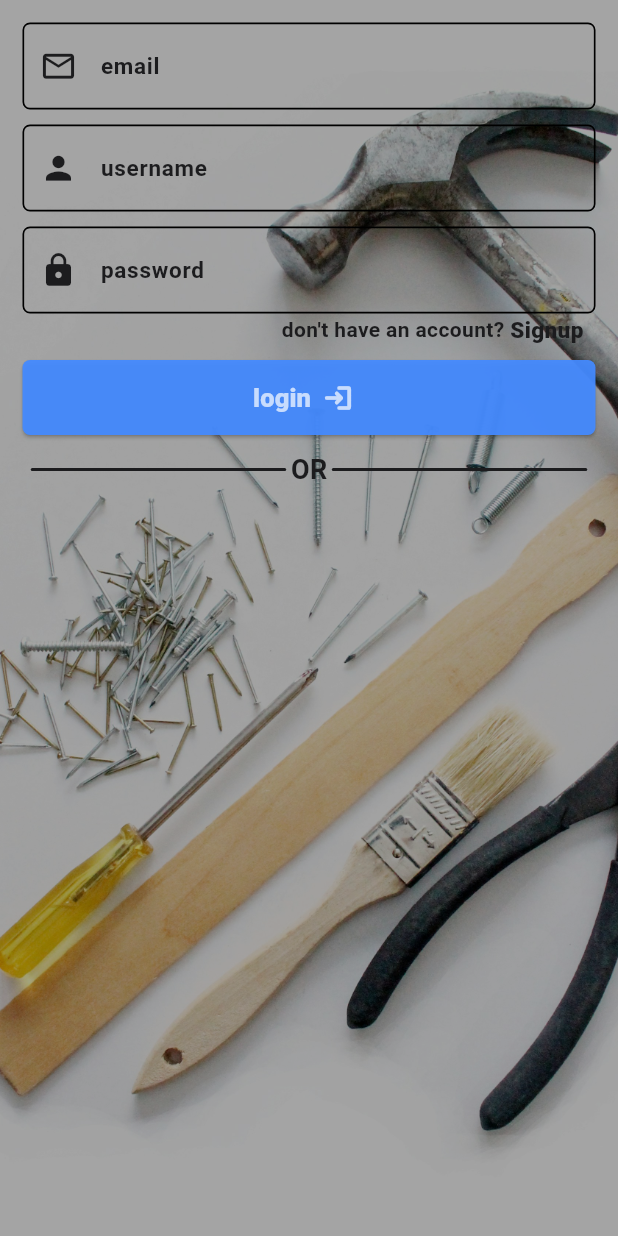
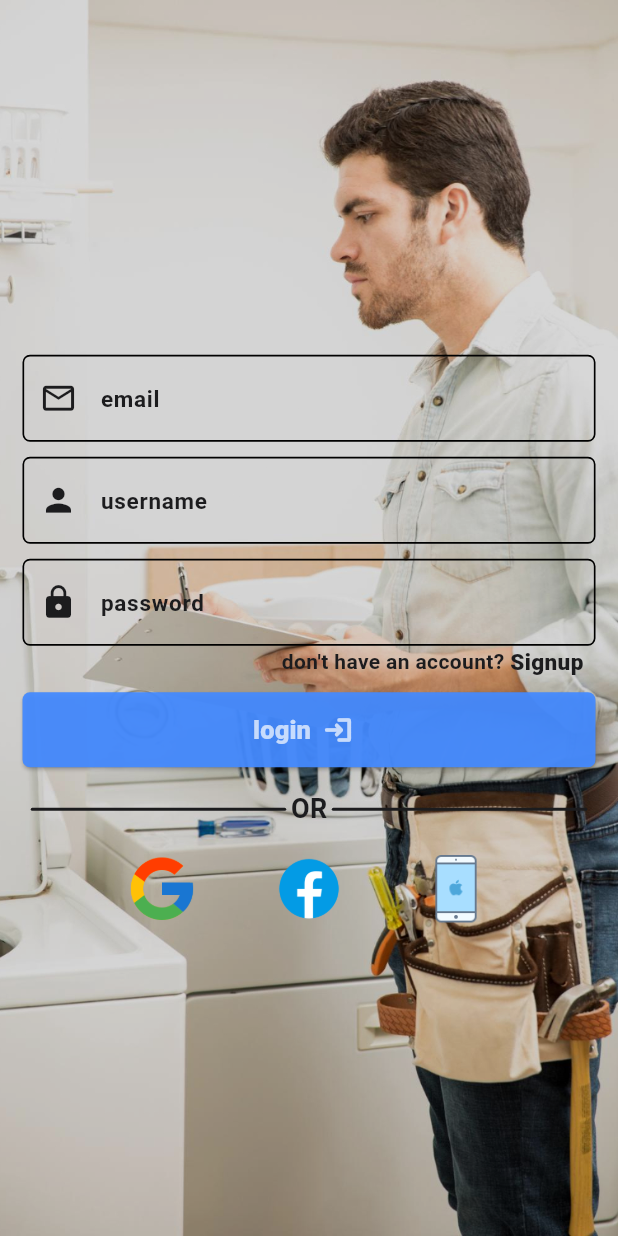
Before and after one commit to mofakkharul-29/Fixly, a Flutter app: the screen it shows after launch, on a phone screen of 412 x 824 dp. Run offline on Flutter 3.47's test engine with Material 3 defaults, Android fonts, the phone set to English and light mode, and no system bars; our stand-ins replace firebase_core, flutter_riverpod, shared_preferences; accounts and stored records are empty.

Commit message:
login options adde just ui

```diff
--- /dev/null
+++ b/devtools_options.yaml
@@ -0,0 +1,3 @@
+description: This file stores settings for Dart & Flutter DevTools.
+documentation: https://docs.flutter.dev/tools/devtools/extensions#configure-extension-enablement-states
+extensions:
--- /dev/null
+++ b/lib/core/utils/login_option.dart
@@ -0,0 +1,32 @@
+import 'package:fixly/core/theme/app_color.dart';
+import 'package:flutter/material.dart';
+
+class LoginOption extends StatelessWidget {
+  final void Function()? onPressed;
+  final String image;
+  const LoginOption({
+    super.key,
+    required this.onPressed,
+    required this.image,
+  });
+
+  @override
+  Widget build(BuildContext context) {
+    return FilledButton(
+      onPressed: onPressed,
+      style: FilledButton.styleFrom(
+        backgroundColor: Colors.transparent,
+        foregroundColor: AppColor.kTextPrimary,
+        overlayColor: Colors.transparent,
+        shape: const CircleBorder(),
+      ),
+      child: Image.asset(
+        image,
+        alignment: Alignment.center,
+        fit: BoxFit.cover,
+        width: 50,
+        height: 50,
+      ),
+    );
+  }
+}
--- a/lib/features/auth/presentation/authentication_screen.dart
+++ b/lib/features/auth/presentation/authentication_screen.dart
@@ -3,6 +3,7 @@ import 'package:fixly/core/utils/auth_page.dart';
 import 'package:fixly/core/utils/custom_divider.dart';
 import 'package:fixly/core/utils/custom_elevated_button.dart';
 import 'package:fixly/core/utils/log_reg_text.dart';
+import 'package:fixly/core/utils/login_option.dart';
 import 'package:fixly/features/auth/widget/body_container.dart';
 import 'package:flutter/material.dart';
 
@@ -27,6 +28,7 @@ class AuthenticationScreen extends StatelessWidget {
                 ).size.height,
               ),
               child: Column(
+                mainAxisAlignment: MainAxisAlignment.center,
                 children: [
                   const AuthPage(isRegisterPage: true),
                   LogRegText(
@@ -52,9 +54,28 @@ class AuthenticationScreen extends StatelessWidget {
                       context,
                     ).size.width,
                   ),
-                  const SizedBox(height: 10),
+                  const SizedBox(height: 15),
                   const CustomDivider(),
-                  // login options
+                  const SizedBox(height: 15),
+                  Row(
+                    mainAxisAlignment:
+                        MainAxisAlignment.center,
+                    mainAxisSize: MainAxisSize.min,
+                    children: [
+                      LoginOption(
+                        onPressed: () {},
+                        image: 'assets/images/google.png',
+                      ),
+                      LoginOption(
+                        onPressed: () {},
+                        image: 'assets/images/facebook.png',
+                      ),
+                      LoginOption(
+                        onPressed: () {},
+                        image: 'assets/images/phone.png',
+                      ),
+                    ],
+                  ),
                 ],
               ),
             ),
--- a/lib/features/auth/widget/body_container.dart
+++ b/lib/features/auth/widget/body_container.dart
@@ -17,7 +17,7 @@ class BodyContainer extends StatelessWidget {
 
         Positioned.fill(
           child: Container(
-            color: Colors.black.withAlpha(90),
+            color: Colors.black.withAlpha(40),
           ),
         ),
 
--- a/lib/features/splash/presentation/splash_screen.dart
+++ b/lib/features/splash/presentation/splash_screen.dart
@@ -113,6 +113,18 @@ class _SplashScreenState extends ConsumerState<SplashScreen>
         AssetImage('assets/images/body.jpg'),
         context,
       ),
+      precacheImage(
+        AssetImage('assets/images/google.png'),
+        context,
+      ),
+      precacheImage(
+        AssetImage('assets/images/facebook.png'),
+        context,
+      ),
+      precacheImage(
+        AssetImage('assets/images/phone.png'),
+        context,
+      ),
     ]);
   }
 
```
Also changed, not shown: assets/images/body.jpg, assets/images/facebook.png (added), assets/images/google.png (added), assets/images/phone.png (added).
